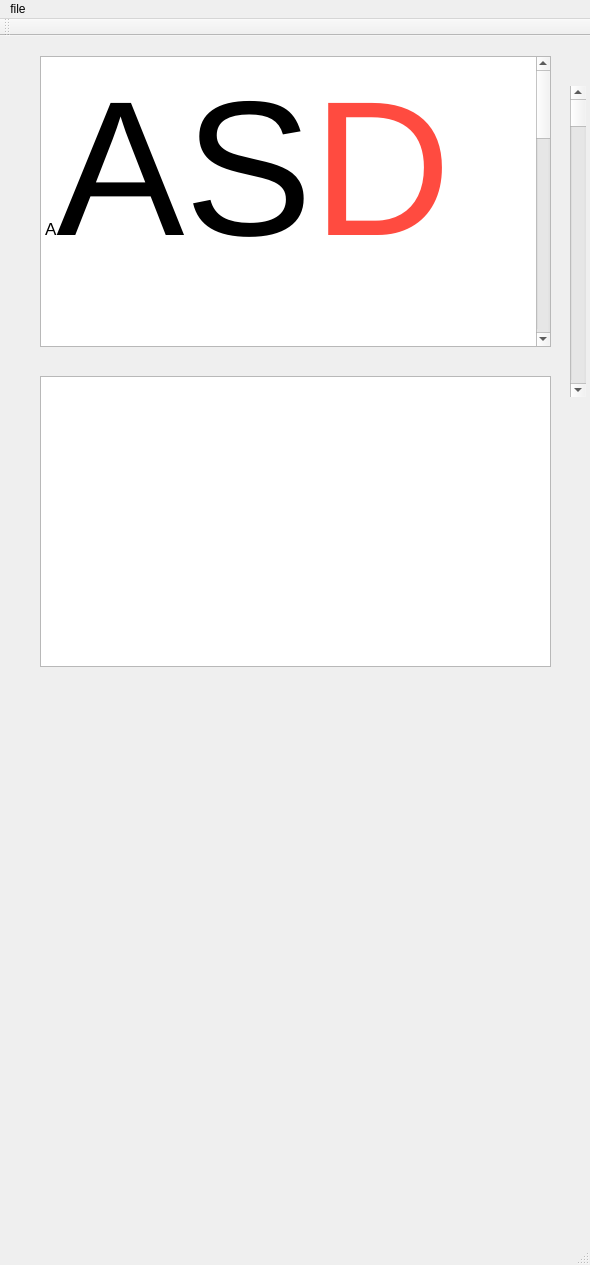
This is UI/810c/mainwindow.ui in hydrodog/CPE810C_2016F_XDF as Qt 5 draws it before an edit. The edited form follows.
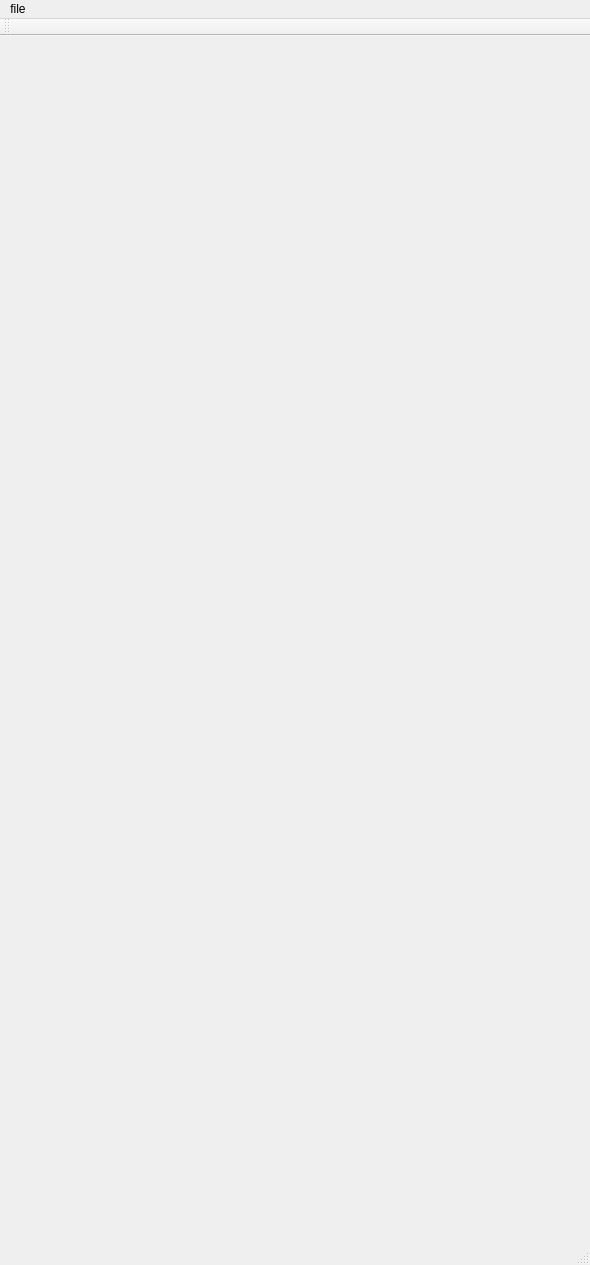
This is the edited form.

Commit message: Make different text display on the screen

```diff
--- a/UI/810c/mainwindow.ui
+++ b/UI/810c/mainwindow.ui
@@ -13,80 +13,7 @@
   <property name="windowTitle">
    <string>MainWindow</string>
   </property>
-  <widget class="QWidget" name="centralWidget">
-   <widget class="QFrame" name="frame_1">
-    <property name="geometry">
-     <rect>
-      <x>40</x>
-      <y>20</y>
-      <width>511</width>
-      <height>291</height>
-     </rect>
-    </property>
-    <property name="frameShape">
-     <enum>QFrame::StyledPanel</enum>
-    </property>
-    <property name="frameShadow">
-     <enum>QFrame::Raised</enum>
-    </property>
-    <widget class="QTextBrowser" name="textBrowser">
-     <property name="geometry">
-      <rect>
-       <x>0</x>
-       <y>0</y>
-       <width>511</width>
-       <height>291</height>
-      </rect>
-     </property>
-     <property name="html">
-      <string>&lt;!DOCTYPE HTML PUBLIC &quot;-//W3C//DTD HTML 4.0//EN&quot; &quot;http://www.w3.org/TR/REC-html40/strict.dtd&quot;&gt;
-&lt;html&gt;&lt;head&gt;&lt;meta name=&quot;qrichtext&quot; content=&quot;1&quot; /&gt;&lt;style type=&quot;text/css&quot;&gt;
-p, li { white-space: pre-wrap; }
-&lt;/style&gt;&lt;/head&gt;&lt;body style=&quot; font-family:'MS Shell Dlg 2'; font-size:8.25pt; font-weight:400; font-style:normal;&quot;&gt;
-&lt;p style=&quot; margin-top:0px; margin-bottom:0px; margin-left:0px; margin-right:0px; -qt-block-indent:0; text-indent:0px;&quot;&gt;&lt;span style=&quot; font-family:'.Helvetica Neue DeskInterface'; font-size:13pt;&quot;&gt;A&lt;/span&gt;&lt;span style=&quot; font-family:'.Helvetica Neue DeskInterface'; font-size:144pt;&quot;&gt;AS&lt;/span&gt;&lt;span style=&quot; font-family:'.Helvetica Neue DeskInterface'; font-size:144pt; color:#ff4b40;&quot;&gt;Daaaaaaaaaaaaaa&lt;/span&gt;&lt;span style=&quot; font-family:'.Helvetica Neue DeskInterface'; font-size:11pt; color:#ff4b40;&quot;&gt;a&lt;/span&gt;&lt;/p&gt;&lt;/body&gt;&lt;/html&gt;</string>
-     </property>
-    </widget>
-   </widget>
-   <widget class="QFrame" name="frame_2">
-    <property name="geometry">
-     <rect>
-      <x>40</x>
-      <y>340</y>
-      <width>511</width>
-      <height>291</height>
-     </rect>
-    </property>
-    <property name="frameShape">
-     <enum>QFrame::StyledPanel</enum>
-    </property>
-    <property name="frameShadow">
-     <enum>QFrame::Raised</enum>
-    </property>
-    <widget class="QTextBrowser" name="textBrowser_2">
-     <property name="geometry">
-      <rect>
-       <x>0</x>
-       <y>0</y>
-       <width>511</width>
-       <height>291</height>
-      </rect>
-     </property>
-    </widget>
-   </widget>
-   <widget class="QScrollBar" name="verticalScrollBar">
-    <property name="geometry">
-     <rect>
-      <x>570</x>
-      <y>50</y>
-      <width>16</width>
-      <height>311</height>
-     </rect>
-    </property>
-    <property name="orientation">
-     <enum>Qt::Vertical</enum>
-    </property>
-   </widget>
-  </widget>
+  <widget class="QWidget" name="centralWidget"/>
   <widget class="QMenuBar" name="menuBar">
    <property name="geometry">
     <rect>
```
Left out of the diff: 2 changed lines with no effect on the pictures. The commit also changes 2 other files.
